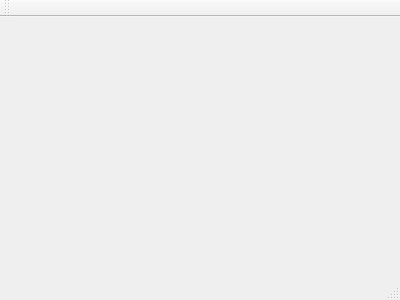
Old version of the form mainwindow.ui in the repository akukushkin/Battle_city.
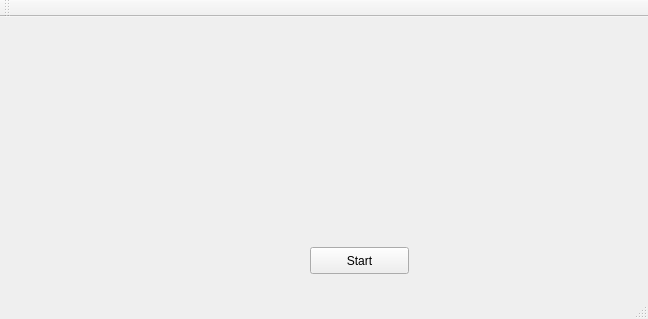
New version of the form.

```diff
--- a/mainwindow.ui
+++ b/mainwindow.ui
@@ -1,24 +1,53 @@
 <ui version="4.0">
  <class>MainWindow</class>
- <widget class="QMainWindow" name="MainWindow" >
-  <property name="geometry" >
+ <widget class="QMainWindow" name="MainWindow">
+  <property name="geometry">
    <rect>
     <x>0</x>
     <y>0</y>
-    <width>400</width>
-    <height>300</height>
+    <width>648</width>
+    <height>319</height>
    </rect>
   </property>
   <property name="windowTitle" >
    <string>MainWindow</string>
   </property>
-  <widget class="QMenuBar" name="menuBar" />
-  <widget class="QToolBar" name="mainToolBar" />
-  <widget class="QWidget" name="centralWidget" />
-  <widget class="QStatusBar" name="statusBar" />
+  <widget class="QWidget" name="centralWidget">
+   <widget class="QPushButton" name="pushButton">
+    <property name="geometry">
+     <rect>
+      <x>310</x>
+      <y>230</y>
+      <width>99</width>
+      <height>27</height>
+     </rect>
+    </property>
+    <property name="text">
+     <string>Start</string>
+    </property>
+   </widget>
+  </widget>
+  <widget class="QMenuBar" name="menuBar">
+   <property name="geometry">
+    <rect>
+     <x>0</x>
+     <y>0</y>
+     <width>648</width>
+     <height>25</height>
+    </rect>
+   </property>
+  </widget>
+  <widget class="QToolBar" name="mainToolBar">
+   <attribute name="toolBarArea">
+    <enum>TopToolBarArea</enum>
+   </attribute>
+   <attribute name="toolBarBreak">
+    <bool>false</bool>
+   </attribute>
+  </widget>
+  <widget class="QStatusBar" name="statusBar"/>
  </widget>
- <layoutDefault spacing="6" margin="11" />
- <pixmapfunction></pixmapfunction>
+ <layoutdefault spacing="6" margin="11"/>
  <resources/>
  <connections/>
 </ui>
```
Left out of the diff: 3 changed lines with no effect on the pictures.
